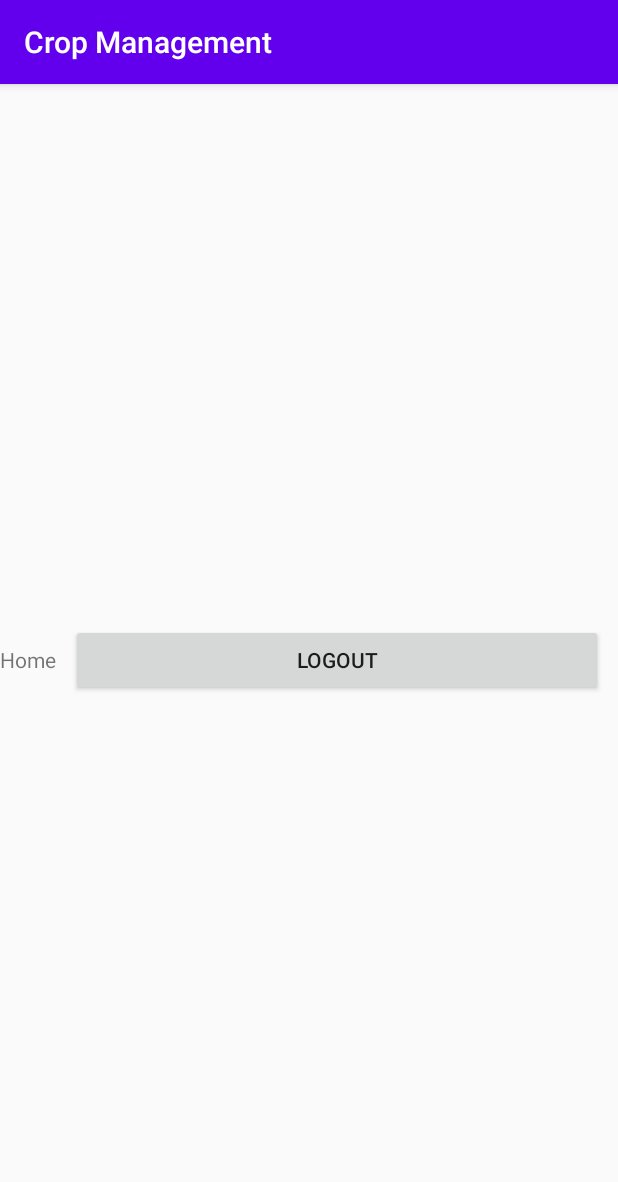
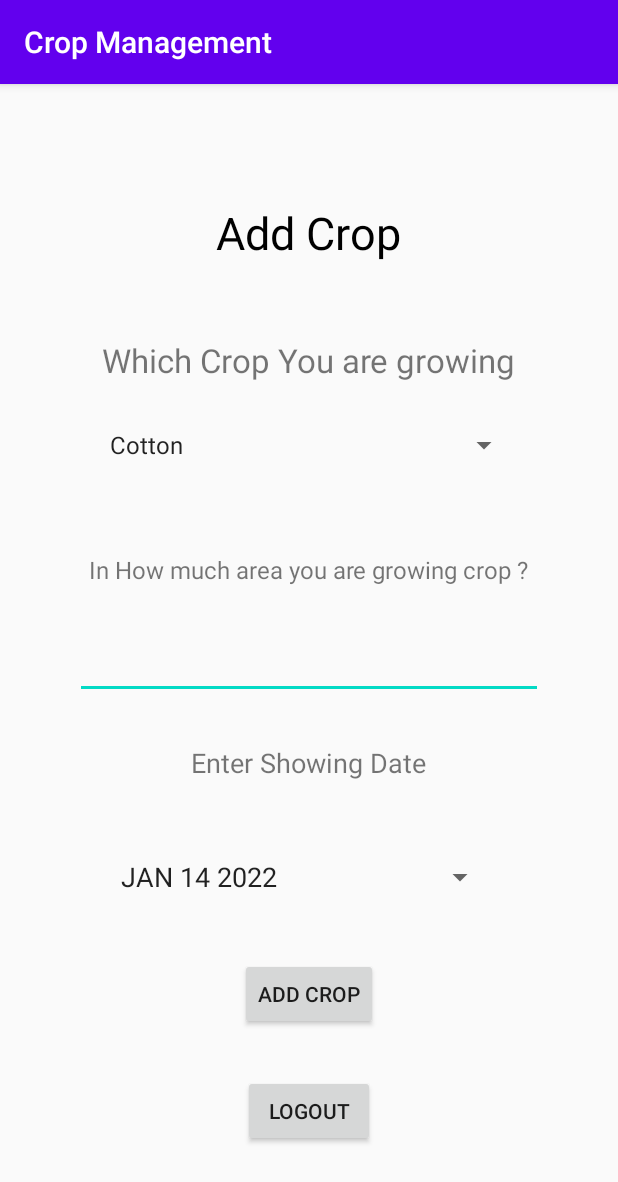
Before and after one commit to priyankakbari123/CROP_MANAGEMENT, an Android app: the screen it shows after launch once a user with an empty profile is signed in (home), on a phone screen of 412 x 824 dp. Shown: the top 1182 px of the screen. Run offline under Robolectric (Android 15) with nearby library versions, the phone set to English and light mode, and no system bars; our stand-ins replace Firebase (no records; nobody signed in at launch, a user with empty details on screens opened directly).

Commit message:
Add Crop Page Layout Done

```diff
--- a/app/build.gradle
+++ b/app/build.gradle
@@ -43,6 +43,7 @@ dependencies {
     implementation 'androidx.constraintlayout:constraintlayout:2.1.2'
     implementation 'com.google.firebase:firebase-auth:19.3.2'
     implementation 'androidx.test.ext:junit:1.1.3'
+//    implementation 'com.google.android.gms:play-services-safetynet:17.0.1'
     testImplementation 'junit:junit:4.13.2'
     androidTestImplementation 'com.android.support.test:runner:1.0.2'
     androidTestImplementation 'com.android.support.test.espresso:espresso-core:3.0.2'
--- a/app/src/main/java/com/cropmanagement/home.java
+++ b/app/src/main/java/com/cropmanagement/home.java
@@ -2,22 +2,149 @@ package com.cropmanagement;
 
 import androidx.appcompat.app.AppCompatActivity;
 
+import android.app.AlertDialog;
+import android.app.DatePickerDialog;
 import android.content.Intent;
 import android.os.Bundle;
 import android.view.View;
+import android.widget.ArrayAdapter;
+import android.widget.Button;
+import android.widget.DatePicker;
+import android.widget.Spinner;
+import android.widget.Toast;
 
 import com.google.firebase.auth.FirebaseAuth;
 
+import java.text.DateFormat;
+import java.util.Calendar;
+
 public class home extends AppCompatActivity {
-private FirebaseAuth mFirebaseAuth;
+    public String crop_name;
+    private FirebaseAuth mFirebaseAuth;
+    private DatePickerDialog datePickerDialog;
+    private Button dateButton;
+
     @Override
     protected void onCreate(Bundle savedInstanceState) {
         super.onCreate(savedInstanceState);
         setContentView(R.layout.activity_home);
         mFirebaseAuth=FirebaseAuth.getInstance();
+//------------------------------------------------------------------------------------------------------------------------------------------
+        //SPINNER FOR CROP SELECTION
+        Spinner spinner=findViewById(R.id.crop_spinner);
+        ArrayAdapter<CharSequence> adapter=ArrayAdapter.createFromResource(this,R.array.crops, android.R.layout.simple_spinner_item);
+        adapter.setDropDownViewResource(android.R.layout.simple_spinner_dropdown_item);
+        spinner.setAdapter(adapter);
 
+//------------------------------------------------------------------------------------------------------------------------------------------
+        //LOGOUT BUTTON ON CLICK
+        final Button logoutbtn=findViewById(R.id.logout);
+        logoutbtn.setOnClickListener(new View.OnClickListener() {
+            @Override
+            public void onClick(View view) {
+                logout(view);
+            }
+        });
+
+//------------------------------------------------------------------------------------------------------------------------------------------
+        //ONCLICK ON ADD CROP BUTTON
+        final Button addcropbtn=findViewById(R.id.addcropbtn);
+        addcropbtn.setOnClickListener(new View.OnClickListener() {
+            @Override
+            public void onClick(View view) {
+                crop_name= (String) spinner.getSelectedItem();
+
+                Calendar cal = Calendar.getInstance();
+                String s= (String) dateButton.getText();    //getting selected date into string format
+                //NEED TO CONVERT INTO DATE FORMAT AND STORE INTO DATABASE
+//                String selectedDate = DateFormat.getDateInstance(DateFormat.SHORT).format(dateButton.getText());
+                Toast.makeText(home.this,s,Toast.LENGTH_SHORT).show();
+            }
+        });
+
+//------------------------------------------------------------------------------------------------------------------------------------------
+        //DATE PICKER FOR SHOWING DATE
+        initDatePicker();
+        dateButton = findViewById(R.id.showing_datePickerBtn);
+        dateButton.setText(getTodaysDate());
+    }
+
+//------------------------------------------------------------------------------------------------------------------------------------------
+    //DATE PICKER METHODS
+    private String getTodaysDate()
+    {
+        Calendar cal = Calendar.getInstance();
+        int year = cal.get(Calendar.YEAR);
+        int month = cal.get(Calendar.MONTH);
+        month = month + 1;
+        int day = cal.get(Calendar.DAY_OF_MONTH);
+        return makeDateString(day, month, year);
+    }
+
+    private void initDatePicker()
+    {
+        DatePickerDialog.OnDateSetListener dateSetListener = new DatePickerDialog.OnDateSetListener()
+        {
+            @Override
+            public void onDateSet(DatePicker datePicker, int year, int month, int day)
+            {
+                month = month + 1;
+                String date = makeDateString(day, month, year);
+                dateButton.setText(date);
+            }
+        };
+
+        Calendar cal = Calendar.getInstance();
+        int year = cal.get(Calendar.YEAR);
+        int month = cal.get(Calendar.MONTH);
+        int day = cal.get(Calendar.DAY_OF_MONTH);
+
+        int style = AlertDialog.THEME_HOLO_LIGHT;
+
+        datePickerDialog = new DatePickerDialog(this, style, dateSetListener, year, month, day);
+        //datePickerDialog.getDatePicker().setMaxDate(System.currentTimeMillis());
 
     }
+    private String makeDateString(int day, int month, int year)
+    {
+        return getMonthFormat(month) + " " + day + " " + year;
+    }
+
+    private String getMonthFormat(int month)
+    {
+        if(month == 1)
+            return "JAN";
+        if(month == 2)
+            return "FEB";
+        if(month == 3)
+            return "MAR";
+        if(month == 4)
+            return "APR";
+        if(month == 5)
+            return "MAY";
+        if(month == 6)
+            return "JUN";
+        if(month == 7)
+            return "JUL";
+        if(month == 8)
+            return "AUG";
+        if(month == 9)
+            return "SEP";
+        if(month == 10)
+            return "OCT";
+        if(month == 11)
+            return "NOV";
+        if(month == 12)
+            return "DEC";
+
+        //default should never happen
+        return "JAN";
+    }
+    public void openDatePicker(View view) {
+        datePickerDialog.show();
+    }
+//------------------------------------------------------------------------------------------------------------------------------------------
+
     @Override
     protected  void onStart(){
         super.onStart();
@@ -34,4 +161,6 @@ private FirebaseAuth mFirebaseAuth;
         startActivity(new Intent(this,authpage1.class));
         finish();
     }
+
+
 }
--- a/app/src/main/res/layout/activity_home.xml
+++ b/app/src/main/res/layout/activity_home.xml
@@ -5,22 +5,88 @@
     android:layout_width="match_parent"
     android:layout_height="match_parent"
     tools:context=".home"
-    android:orientation="horizontal"
+    android:orientation="vertical"
+    android:layout_margin="10dp"
     android:gravity="center">
 
     <TextView
         android:layout_width="wrap_content"
         android:layout_height="wrap_content"
-        android:text="Home"></TextView>
+        android:layout_marginTop="30sp"
+        android:layout_margin="20sp"
+        android:textColor="@color/black"
+        android:textSize="30sp"
+        android:text="@string/add_crop" />
 
+    <TextView
+        android:layout_width="wrap_content"
+        android:layout_height="wrap_content"
+        android:text="@string/which_crop_you_are_growing"
+        android:textSize="22sp"
+        android:layout_margin="30sp" />
+
+<!--    dropdown for selecting crop    -->
+    <Spinner
+        android:id="@+id/crop_spinner"
+        android:layout_width="match_parent"
+        android:layout_height="wrap_content"
+        android:layout_marginBottom="30sp"
+        android:layout_marginLeft="55sp"
+        android:layout_marginRight="55sp"
+        />
+
+
+<!--    Input box for adding Area-->
+    <TextView
+        android:layout_width="wrap_content"
+        android:layout_height="wrap_content"
+        android:text="@string/in_how_much_area_you_are_growing_crop"
+        android:textSize="16sp"
+        android:layout_margin="30sp"/>
+
+    <EditText
+        android:id="@+id/crop_area"
+        android:layout_width="match_parent"
+        android:layout_height="wrap_content"
+        android:layout_marginLeft="40sp"
+        android:layout_marginRight="40sp"/>
+
+<!--    ENTERING SHOWING DATE-->
+    <TextView
+        android:id="@+id/showingDateText"
+        android:layout_width="wrap_content"
+        android:layout_height="wrap_content"
+        android:text="@string/enter_showing_date"
+        android:textSize="18sp"
+        android:layout_margin="30sp"/>
+    <Button
+        android:id="@+id/showing_datePickerBtn"
+        android:layout_width="250dp"
+        android:layout_height="wrap_content"
+        android:text="@string/select_date"
+        android:textSize="18sp"
+        style="?android:spinnerStyle"
+        app:layout_constraintLeft_toLeftOf="parent"
+        app:layout_constraintRight_toRightOf="parent"
+        app:layout_constraintTop_toBottomOf="@+id/showingDateText"
+        android:layout_marginTop="10dp"
+        android:onClick="openDatePicker"/>
+
+<!--    ADD CROP BUTTON-->
+    <Button
+        android:id="@+id/addcropbtn"
+        android:layout_width="wrap_content"
+        android:layout_height="wrap_content"
+        android:text="@string/add_crop"
+        android:layout_margin="30sp"/>
+
+<!--    LOGOUT-->
     <Button
         android:id="@+id/logout"
-        android:layout_width="match_parent"
+        android:layout_width="wrap_content"
         android:layout_height="wrap_content"
-        android:layout_weight="1"
-        android:layout_margin="10sp"
-        android:onClick="logout"
-        android:text="Logout" />
+        android:text="@string/logout"
+        />
 
 
 </LinearLayout>
--- a/app/src/main/res/values/strings.xml
+++ b/app/src/main/res/values/strings.xml
@@ -4,4 +4,16 @@
     <string name="login">Login</string>
     <string name="otp_verification">Otp Verification</string>
     <string name="please_enter_otp">Please Enter Otp</string>
+    <string name="in_how_much_area_you_are_growing_crop">In How much area you are growing crop ?</string>
+    <string name="logout">Logout</string>
+    <string name="which_crop_you_are_growing">Which Crop You are growing</string>
+    <string name="add_crop">Add Crop</string>
+    <string name="enter_showing_date">Enter Showing Date</string>
+    <string name="select_date">Select Date</string>
+
+    <string-array name="crops">
+        <item>Cotton</item>
+        <item>Wheat</item>
+        <item>Onion</item>
+    </string-array>
 </resources>
```
Also changed, not shown: app/src/main/AndroidManifest.xml (+0 -14 lines), app/src/main/java/com/cropmanagement/entermobileno.java (deleted, +0 -14 lines), app/src/main/java/com/cropmanagement/enterotp.java (deleted, +0 -14 lines), app/src/main/res/layout/activity_entermobileno.xml (deleted, +0 -7 lines), app/src/main/res/layout/activity_enterotp.xml (deleted, +0 -9 lines).
